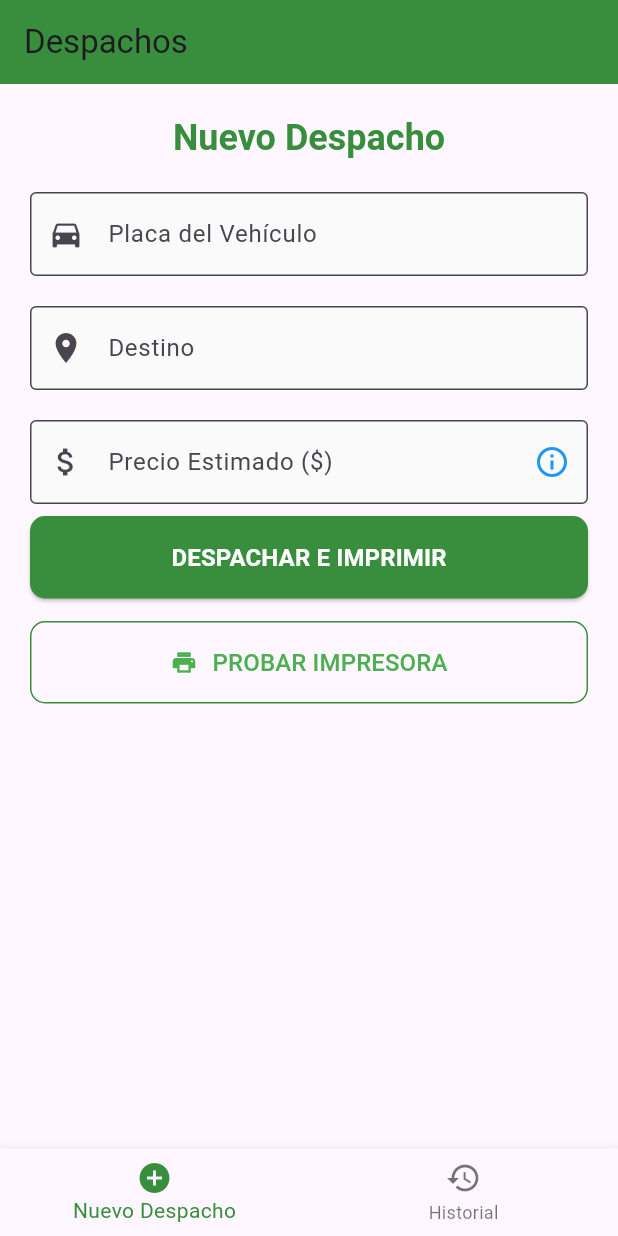
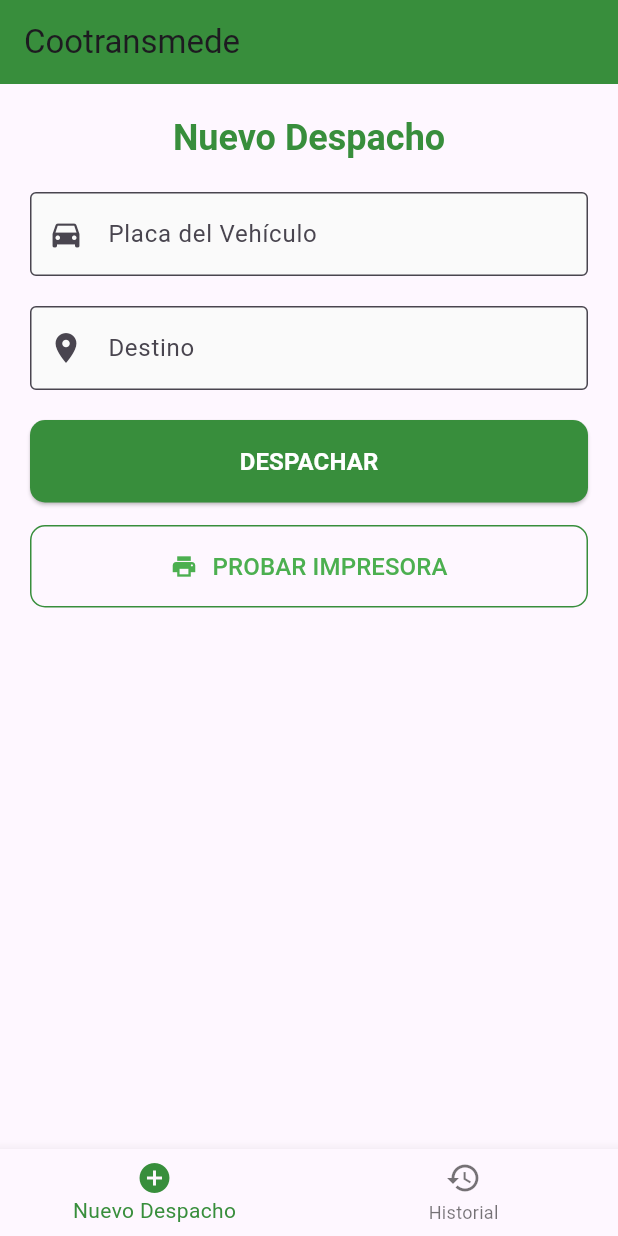
Before and after one commit to Jhoncampo/impresion-ticket, a Flutter app: the screen it shows after launch, on a phone screen of 412 x 824 dp. Run offline on Flutter 3.47's test engine with Material 3 defaults, Android fonts, the phone set to English and light mode, and no system bars; our stand-ins replace sqflite; missing offline and left inert: sunmi_printer_plus; accounts and stored records are empty.

Commit message:
Agrega logo de Cootransmede y actualiza campos de despacho

```diff
--- a/lib/models/dispatch.dart
+++ b/lib/models/dispatch.dart
@@ -9,7 +9,7 @@ class Dispatch {
   Dispatch({
     this.id,
     required this.plate,
-    this.origin = "Test",
+    this.origin = "Jumbo la 65",
     required this.destination,
     this.estimatedPrice = 0.0,
     required this.dispatchDate,
--- a/lib/screens/dispatch_form_screen.dart
+++ b/lib/screens/dispatch_form_screen.dart
@@ -213,7 +213,7 @@ class _DispatchFormScreenState extends State<DispatchFormScreen> {
               controller: _destinationController,
               decoration: const InputDecoration(
                 labelText: 'Destino',
-                hintText: 'Ej: Ciudad, Dirección',
+                hintText: 'Ej: Dirección',
                 prefixIcon: Icon(Icons.location_on),
                 border: OutlineInputBorder(),
               ),
@@ -227,36 +227,36 @@ class _DispatchFormScreenState extends State<DispatchFormScreen> {
             const SizedBox(height: 20),
 
             // Campo Precio Estimado
-            TextFormField(
-              controller: _priceController,
-              decoration: const InputDecoration(
-                labelText: 'Precio Estimado (\$)',
-                hintText: 'Ej: 150.00',
+            // TextFormField(
+            //   controller: _priceController,
+            //   decoration: const InputDecoration(
+            //     labelText: 'Precio Estimado (\$)',
+            //     hintText: 'Ej: 150.00',
 
-                prefixIcon: Icon(Icons.attach_money),
-                border: OutlineInputBorder(),
-                suffixIcon: Tooltip(
-                  message: 'Dejar vacío para registrar sin precio',
-                  child: Icon(Icons.info_outline, color: Colors.blue),
-                ),
-              ),
-              keyboardType: TextInputType.numberWithOptions(decimal: true),
-              validator: (value) {
-                if (value == null || value.isEmpty) {
-                  return null;
-                  // return 'Por favor ingrese el precio';
-                }
-                final price = double.tryParse(value);
-                if (price == null) {
-                  return 'Ingrese un valor numérico válido';
-                }
-                if (price <= 0) {
-                  return 'El precio debe ser mayor a 0';
-                }
-                return null;
-              },
-            ),
-            const SizedBox(height: 8),
+            //     prefixIcon: Icon(Icons.attach_money),
+            //     border: OutlineInputBorder(),
+            //     suffixIcon: Tooltip(
+            //       message: 'Dejar vacío para registrar sin precio',
+            //       child: Icon(Icons.info_outline, color: Colors.blue),
+            //     ),
+            //   ),
+            //   keyboardType: TextInputType.numberWithOptions(decimal: true),
+            //   validator: (value) {
+            //     if (value == null || value.isEmpty) {
+            //       return null;
+            //       // return 'Por favor ingrese el precio';
+            //     }
+            //     final price = double.tryParse(value);
+            //     if (price == null) {
+            //       return 'Ingrese un valor numérico válido';
+            //     }
+            //     if (price <= 0) {
+            //       return 'El precio debe ser mayor a 0';
+            //     }
+            //     return null;
+            //   },
+            // ),
+            // const SizedBox(height: 8),
 
 
             // Botón de Despacho
@@ -279,7 +279,7 @@ class _DispatchFormScreenState extends State<DispatchFormScreen> {
                       ),
                     )
                   : const Text(
-                      'DESPACHAR E IMPRIMIR',
+                      'DESPACHAR',
                       style: TextStyle(
                         fontSize: 16,
                         fontWeight: FontWeight.bold,
--- a/lib/screens/home_screen.dart
+++ b/lib/screens/home_screen.dart
@@ -27,7 +27,7 @@ class _HomeScreenState extends State<HomeScreen> {
   Widget build(BuildContext context) {
     return Scaffold(
       appBar: AppBar(
-        title: const Text('Despachos'),
+        title: const Text('Cootransmede'),
         backgroundColor: Colors.green[700],
       ),
       body: _widgetOptions.elementAt(_selectedIndex),
--- a/pubspec.yaml
+++ b/pubspec.yaml
@@ -46,6 +46,7 @@ dependencies:
   # The following adds the Cupertino Icons font to your application.
   # Use with the CupertinoIcons class for iOS style icons.
   cupertino_icons: ^1.0.8
+  image: ^4.8.0
 
 dev_dependencies:
   flutter_test:
@@ -63,6 +64,8 @@ dev_dependencies:
 
 # The following section is specific to Flutter packages.
 flutter:
+  assets:
+    - assets/images/logo-ctm-black.png
 
   # The following line ensures that the Material Icons font is
   # included with your application, so that you can use the icons in
```
Also changed, not shown: lib/services/printer_service.dart (+41 -11 lines), assets/images/logo-ctm-black.png (added).
